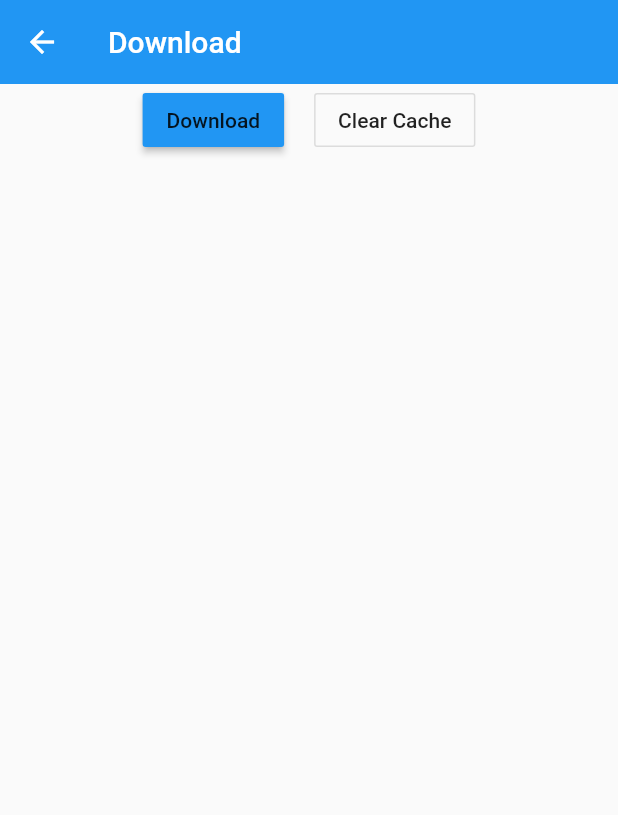
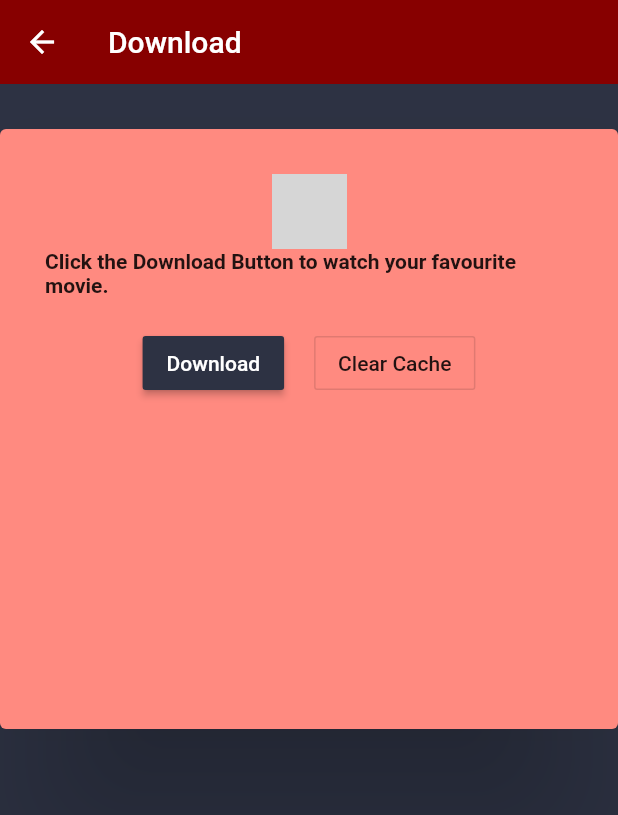
Before and after one commit to anina512/Eiga-Movie-Streaming-Service, a Flutter app: the TorrentStreamerView screen opened directly with empty values, on a phone screen of 412 x 824 dp. Shown: the top 815 px of the screen. Run offline on Flutter 3.47's test engine with Material 2 defaults, Android fonts, the phone set to English and light mode, and no system bars; our stand-ins replace cached_network_image, carousel_slider, diacritic, dio, firebase_auth, firebase_core and 10 more; accounts and stored records are empty; grey boxes are pictures that could not be loaded.

Commit message:
Download UI

```diff
--- a/example/lib/screens/torrent/torrent.dart
+++ b/example/lib/screens/torrent/torrent.dart
@@ -1,5 +1,8 @@
+
+
 import 'package:flutter_torrent_streamer/flutter_torrent_streamer.dart';
 import 'package:flutter/material.dart';
+import 'package:flutter_torrent_streamer_example/constant.dart';
 
 
 
@@ -132,12 +135,14 @@ class _TorrentStreamerViewState extends State<TorrentStreamerView> {
 
   Widget _buildInput(BuildContext context) {
     return Column(
+
       children: <Widget>[
+
         Row(
           children: <Widget>[
             RaisedButton(
-              child: Text('Download'),
-              color: Colors.blue,
+              child: Text('Download',style: TextStyle(color:kWhite),),
+              color: kBlack,
               onPressed: _startDownload,
             ),
             SizedBox(width: 20),
@@ -147,7 +152,8 @@ class _TorrentStreamerViewState extends State<TorrentStreamerView> {
             ),
           ],
           mainAxisAlignment: MainAxisAlignment.center,
-        )
+        ),
+        SizedBox(height:70),
       ],
     );
   }
@@ -166,17 +172,20 @@ class _TorrentStreamerViewState extends State<TorrentStreamerView> {
 
       return Column(
         children: <Widget>[
-              Text(statusText),
+          Text(statusText,style:TextStyle(fontWeight: FontWeight.bold),),
           LinearProgressIndicator(
+              backgroundColor: kBlack,
+              valueColor: new AlwaysStoppedAnimation<Color>(kRed),
               value: !isFetchingMeta ? progress / 100 : null
           ),
           Row(
             children: <Widget>[
               RaisedButton(
-                      child: Text('Play Video'),
-                      color: Colors.blue,
+                  child: Text('Play Video',style: TextStyle(color:kWhite),),
+                  color: kBlack,
                   onPressed: isStreamReady ? () => _openVideo(context) : null
               ),
+              SizedBox(width: 20,),
               OutlineButton(
                 child: Text('Stop Download'),
                 onPressed: TorrentStreamer.stop,
@@ -195,23 +204,44 @@ class _TorrentStreamerViewState extends State<TorrentStreamerView> {
     torrentLinkData= ModalRoute.of(context).settings.arguments;
     torrentLink=torrentLinkData['torrentLink'];
     return Scaffold(
+      backgroundColor: kBlack,
       appBar: AppBar(
-        backgroundColor: Colors.blue,
+        backgroundColor: kRed,
         elevation: 0,
         title: Text('Download'),
       ),
-      body: Column(
+      body: Card(
+        margin: EdgeInsets.only(top: 30),
+        elevation: 50,
+        shadowColor: Colors.black,
+        color: Colors.redAccent[100],
+        child:SizedBox(
+          width: 500,
+          height: 400,
+
+          child: Padding(
+              padding: const EdgeInsets.all(30.0),
+
+            child: Column(
+
             children: <Widget>[
+              Image.asset('assets/images/dmovie.png',height: 50,),
+              Text("Click the Download Button to watch your favourite movie.",style:TextStyle(fontWeight: FontWeight.bold),),
+              SizedBox(height:20,),
               _buildInput(context),
               SizedBox(height: 20,),
               _buildTorrentStatus(context)
             ],
-        crossAxisAlignment: CrossAxisAlignment.center,
-        mainAxisAlignment: MainAxisAlignment.start,
-        mainAxisSize: MainAxisSize.max,
+
+          ),
+        ),
+        ),
       ),
 
+
+      /**/
       );
+
   }
 
   bool get isCompleted => progress == 100;
--- a/example/pubspec.yaml
+++ b/example/pubspec.yaml
@@ -35,6 +35,7 @@ dependencies:
 
 
 
+
 dev_dependencies:
   flutter_test:
     sdk: flutter
@@ -51,3 +52,5 @@ flutter:
   assets:
     - assets/images/popcorn.gif
     - assets/images/help.jpg
+    - assets/images/download.png
+    - assets/images/dmovie.png
```
Also changed, not shown: example/lib/screens/home/new_home.dart (+7 -1 lines), 1 other file. Lines whose indentation alone changed are shown as unchanged.
